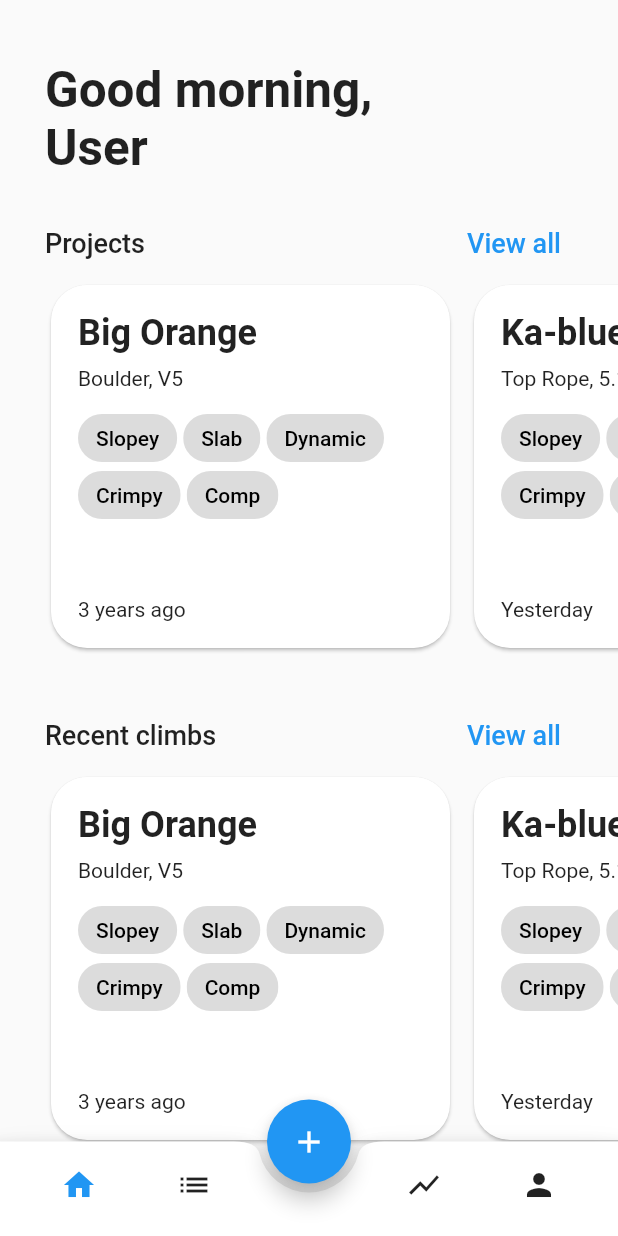
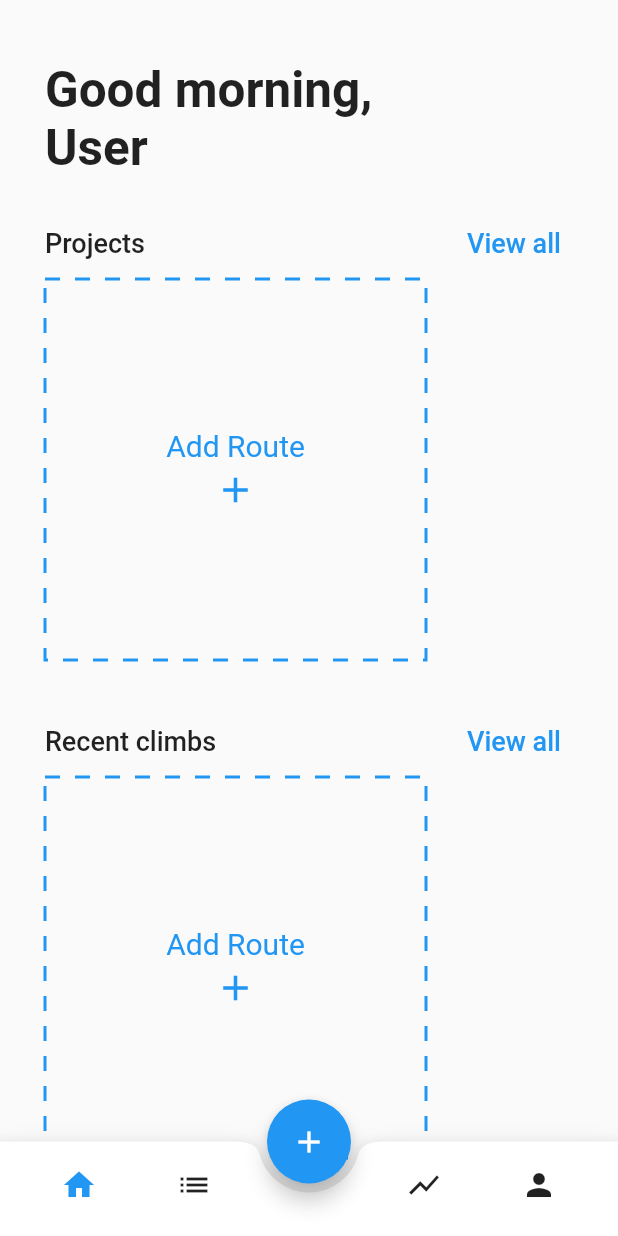
Before and after one commit to Redpoint-app/Redpoint, a Flutter app: the screen it shows after launch, on a phone screen of 412 x 824 dp. Run offline on Flutter 3.47's test engine with Material 2 defaults, Android fonts, the phone set to English and light mode, and no system bars; drawn by our look-alikes of dotted_border.

Commit message:
added widget for no routes

```diff
--- a/lib/pages/home_page.dart
+++ b/lib/pages/home_page.dart
@@ -31,6 +31,7 @@ class _HomePageState extends State<HomePage> {
     tags.add(Tag("Comp"));
 
     List<ClimbingRoute> routes = [
+      /*
       ClimbingRoute(
           "Big Orange",
           DateTime.parse("2019-06-26"),
@@ -71,6 +72,7 @@ class _HomePageState extends State<HomePage> {
           Difficulty.easy,
           tags,
           "This askjasklj"),
+          */
     ];
 
     return PageScaffold(
--- /dev/null
+++ b/lib/widgets/route_widgets/add_route_card.dart
@@ -0,0 +1,73 @@
+import 'package:dotted_border/dotted_border.dart';
+import 'package:flutter/material.dart';
+
+import '../../pages/add_page.dart';
+
+class AddRouteCard extends StatefulWidget {
+  const AddRouteCard({super.key});
+
+  @override
+  State<AddRouteCard> createState() => _AddRouteCardState();
+}
+
+Route _createRoute() {
+  return PageRouteBuilder(
+      pageBuilder: (context, animation, secondaryAnimation) => const AddPage(),
+      transitionsBuilder: (context, animation, secondaryAnimation, child) {
+        const begin = Offset(0.0, 1.0);
+        const end = Offset.zero;
+        const curve = Curves.ease;
+
+        var tween =
+            Tween(begin: begin, end: end).chain(CurveTween(curve: curve));
+
+        return SlideTransition(
+          position: animation.drive(tween),
+          child: child,
+        );
+      });
+}
+
+class _AddRouteCardState extends State<AddRouteCard> {
+  @override
+  Widget build(BuildContext context) {
+    return Padding(
+      padding: const EdgeInsets.only(left: 30),
+      child: InkWell(
+        highlightColor: Theme.of(context).primaryColor.withOpacity(0.2),
+        splashColor: Theme.of(context).primaryColor.withOpacity(0.2),
+        onTap: () {
+          Navigator.of(context).push(_createRoute());
+        },
+        child: DottedBorder(
+          color: Theme.of(context).primaryColor,
+          strokeWidth: 2,
+          dashPattern: const [10, 10],
+          child: SizedBox(
+            width: 250,
+            height: 250,
+            child: Column(
+              mainAxisAlignment: MainAxisAlignment.center,
+              crossAxisAlignment: CrossAxisAlignment.center,
+              children: [
+                Padding(
+                  padding: const EdgeInsets.only(bottom: 4),
+                  child: Text(
+                    "Add Route",
+                    style: TextStyle(
+                        fontSize: 20, color: Theme.of(context).primaryColor),
+                  ),
+                ),
+                Icon(
+                  Icons.add,
+                  color: Theme.of(context).primaryColor,
+                  size: 28,
+                )
+              ],
+            ),
+          ),
+        ),
+      ),
+    );
+  }
+}
--- a/lib/widgets/route_widgets/route_carousel.dart
+++ b/lib/widgets/route_widgets/route_carousel.dart
@@ -1,5 +1,6 @@
 import 'package:flutter/material.dart';
 import 'package:redpoint/model/route.dart';
+import 'package:redpoint/widgets/route_widgets/add_route_card.dart';
 import 'package:redpoint/widgets/route_widgets/route_card.dart';
 
 class RouteCarousel extends StatefulWidget {
@@ -46,6 +47,8 @@ class _RouteCarouselState extends State<RouteCarousel> {
               ],
             ),
           ),
+          if (widget.routes.isEmpty) const AddRouteCard(),
+          if (widget.routes.isNotEmpty)
             SizedBox(
               height: 250.0,
               child: ListView.builder(
--- a/pubspec.yaml
+++ b/pubspec.yaml
@@ -11,6 +11,7 @@ dependencies:
     sdk: flutter
 
   cupertino_icons: ^1.0.2
+  dotted_border: ^2.0.0+2
 
 dev_dependencies:
   flutter_test:
```
Also changed, not shown: pubspec.lock. Lines whose indentation alone changed are shown as unchanged.
